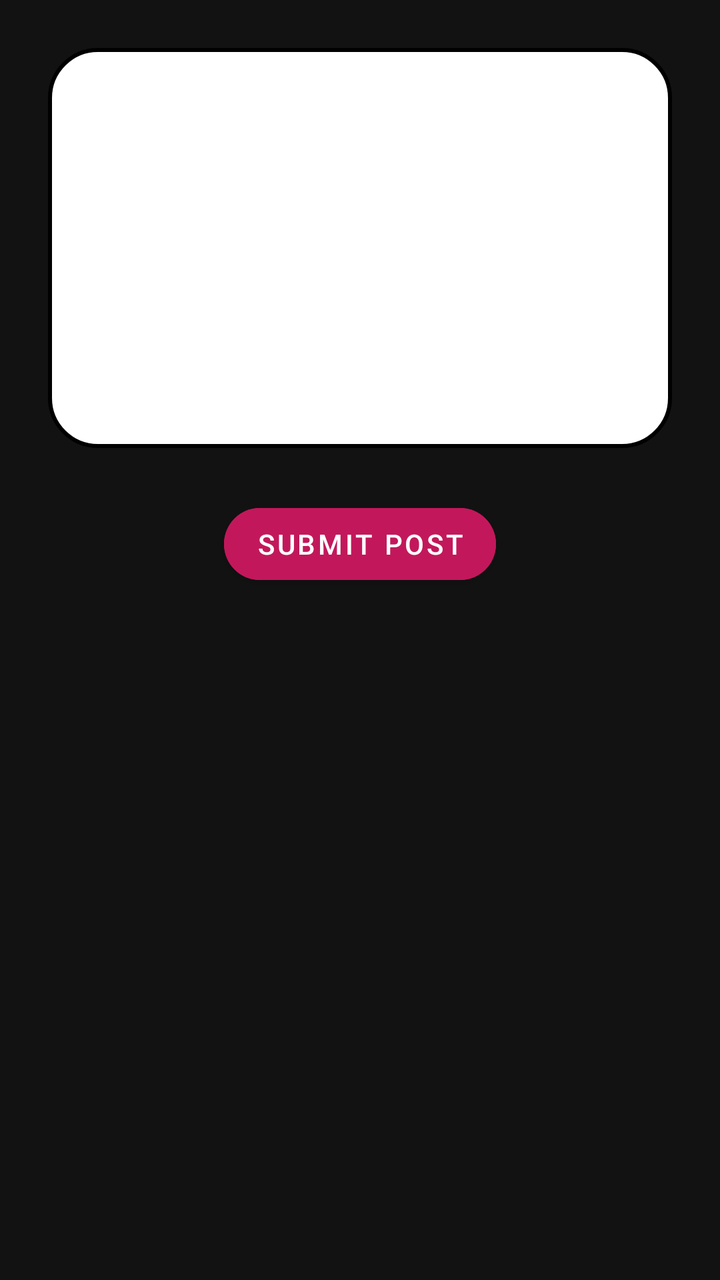
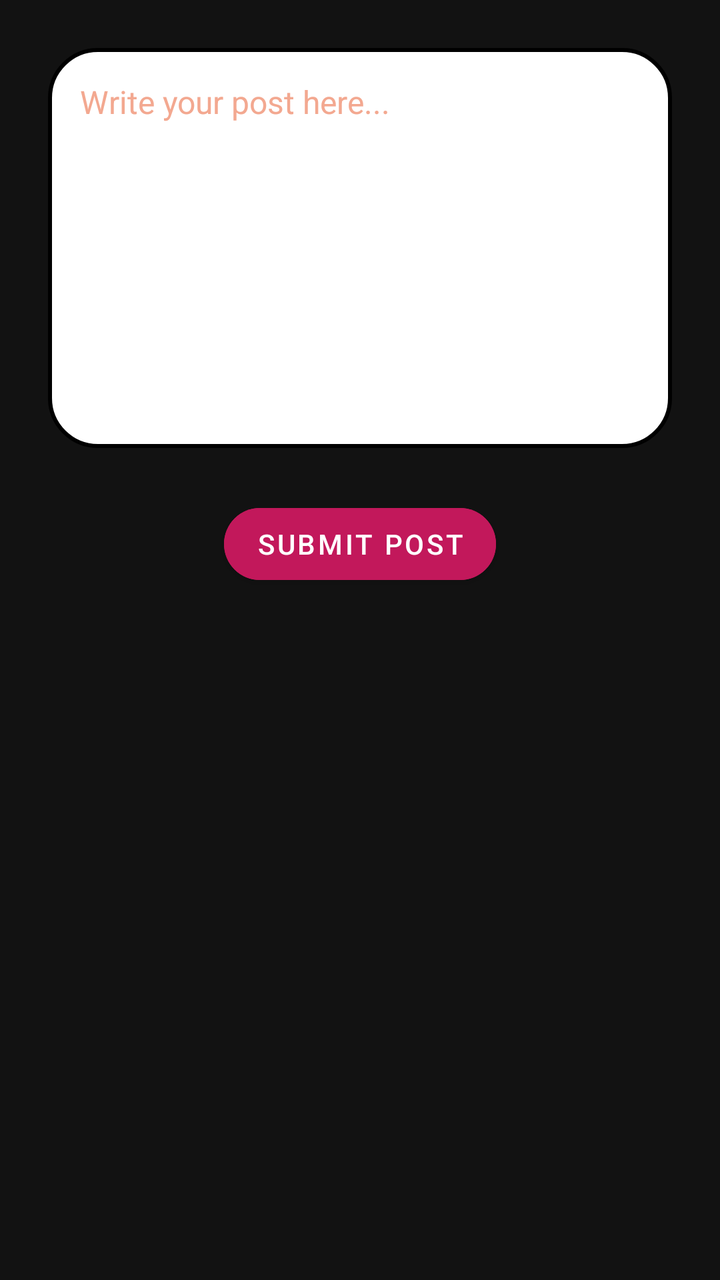

Two renders of the same Android screen: before a commit and after it. Below are the layout's source before the change and the commit's diff.
<!-- AndroidManifest.xml: application theme Theme.SafeHer -->
<!-- res/layout/fragment_new_post.xml -->
<?xml version="1.0" encoding="utf-8"?>
<androidx.constraintlayout.widget.ConstraintLayout
    xmlns:android="http://schemas.android.com/apk/res/android"
    xmlns:app="http://schemas.android.com/apk/res-auto"
    android:layout_width="match_parent"
    android:layout_height="match_parent"
    android:padding="24dp">

    <EditText
        android:id="@+id/editTextPostContent"
        android:layout_width="0dp"
        android:layout_height="200dp"
        android:hint="Write your post here..."
        android:gravity="start|top"
        android:background="@drawable/outline_button_background"
        android:padding="16dp"
        android:textSize="16sp"
        android:inputType="textMultiLine"
        app:layout_constraintTop_toTopOf="parent"
        app:layout_constraintStart_toStartOf="parent"
        app:layout_constraintEnd_toEndOf="parent" />

    <com.google.android.material.button.MaterialButton
        android:id="@+id/buttonSubmitPost"
        android:layout_width="wrap_content"
        android:layout_height="wrap_content"
        android:text="Submit Post"
        android:textColor="#FFFFFF"
        android:backgroundTint="#C2185B"
        app:cornerRadius="24dp"
        app:layout_constraintTop_toBottomOf="@id/editTextPostContent"
        app:layout_constraintStart_toStartOf="parent"
        app:layout_constraintEnd_toEndOf="parent"
        android:layout_marginTop="24dp"/>
</androidx.constraintlayout.widget.ConstraintLayout>
<!-- resources referenced by this layout -->
<resources>
  <!-- drawable outline_button_background (drawable) -->
  <?xml version="1.0" encoding="utf-8"?>
  <shape xmlns:android="http://schemas.android.com/apk/res/android"
      android:shape="rectangle">
      <solid android:color="#FFFFFF" />
      <stroke
          android:width="2dp"
          android:color="#000000" />
      <corners android:radius="24dp" />
  </shape>
  <style name="Theme.SafeHer" parent="Base.Theme.SafeHer" />
  <style name="Base.Theme.SafeHer" parent="Theme.MaterialComponents.NoActionBar">
          
          
      </style>
</resources>

<!-- the commit's change to res/layout/fragment_new_post.xml (unified diff, before → after) -->
@@ -11,6 +11,8 @@
         android:layout_width="0dp"
         android:layout_height="200dp"
         android:hint="Write your post here..."
+        android:textColorHint="@color/button_pink"
+        android:textColor="@color/button_pink"
         android:gravity="start|top"
         android:background="@drawable/outline_button_background"
         android:padding="16dp"
<!-- resource entries referenced after the edit -->
@@ -1,5 +1,6 @@
 <!-- resources referenced by this layout -->
 <resources>
+  <color name="button_pink">#f3a890</color>
   <!-- drawable outline_button_background (drawable) -->
   <?xml version="1.0" encoding="utf-8"?>
   <shape xmlns:android="http://schemas.android.com/apk/res/android"
